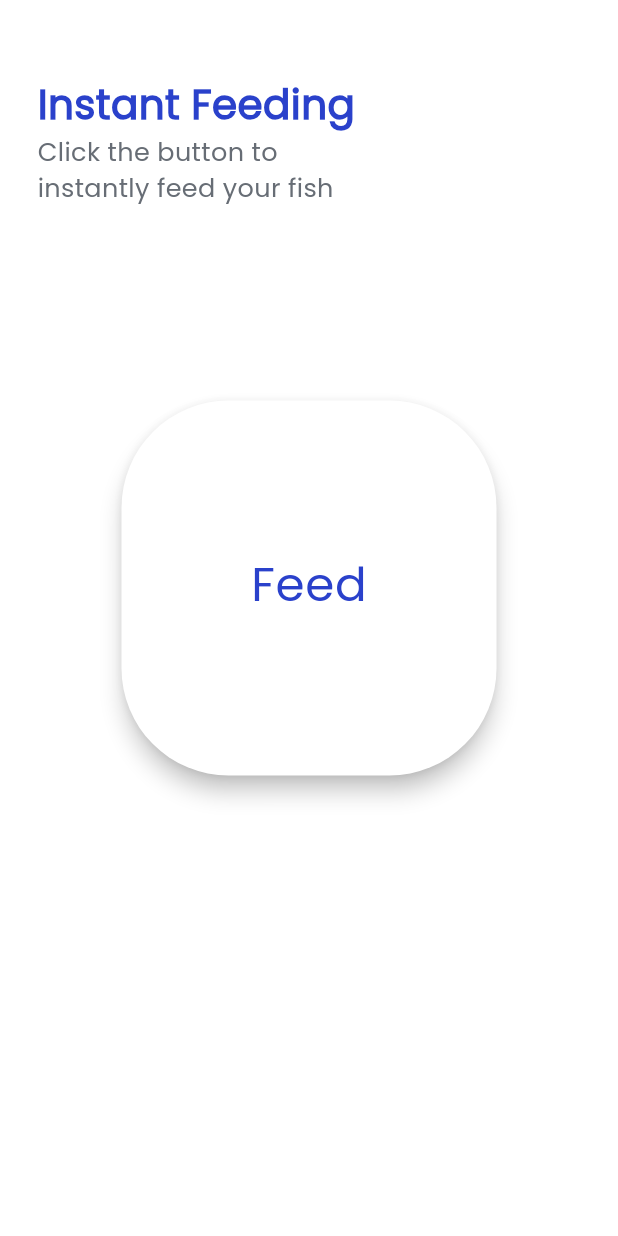
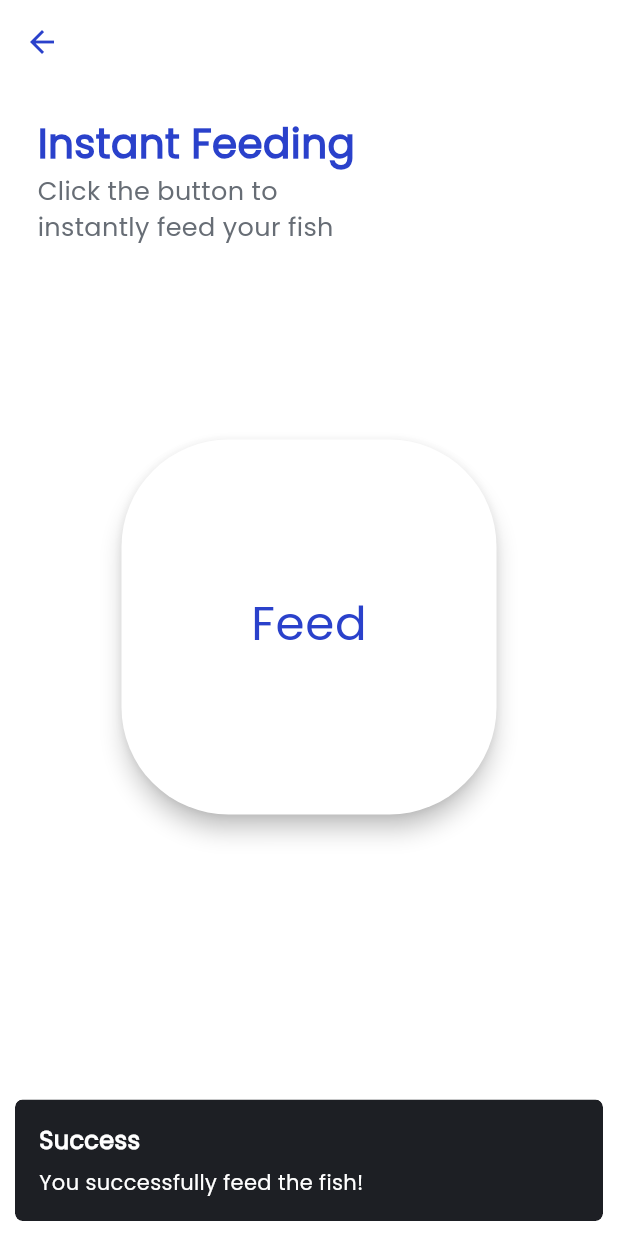
Before and after one commit to JNazrin/aquafeed-app, a Flutter app: the InstantFeeding screen opened directly, after a tap on "Feed", on a phone screen of 412 x 824 dp. Run offline on Flutter 3.47's test engine with Material 3 defaults, Android fonts, the phone set to English and light mode, and no system bars; our stand-ins replace cloud_firestore, connectivity_plus, firebase_auth, firebase_core, firebase_database, get and 2 more; accounts and stored records are empty.

Commit message:
update ph and feed page

```diff
--- /dev/null
+++ b/aquafeed-app/lib/src/features/instant_feeding/controllers/instant_feeding_controller.dart
@@ -0,0 +1,25 @@
+import 'package:aquafeed_app/src/utils/components/snackbar_widget.dart';
+import 'package:cloud_firestore/cloud_firestore.dart';
+import 'package:get/get.dart';
+import 'package:firebase_database/firebase_database.dart';
+
+class InstantFeedingController extends GetxController {
+  static InstantFeedingController get instance => Get.find();
+
+  Future<void> updateFeedNow() async {
+    try {
+      CollectionReference devices = FirebaseFirestore.instance.collection('Devices');
+
+      // Update feednow data to true
+      await devices.doc('nxJA1TcEgKvGQQnsMEi6').update({
+        'feednow': true,
+      });
+
+      // Popup message
+      SnackbarWidget.successSnackBar(title: 'Success', message: 'You successfully feed the fish!');
+    } catch(e) {
+      // Handle errors
+      print('Error updating data: $e');
+    }
+  }
+}
--- a/aquafeed-app/lib/src/features/instant_feeding/pages/instant_feeding_screen.dart
+++ b/aquafeed-app/lib/src/features/instant_feeding/pages/instant_feeding_screen.dart
@@ -1,21 +1,41 @@
+import 'package:aquafeed_app/src/features/history_feeding/controllers/add_history_controller.dart';
+import 'package:aquafeed_app/src/features/home/pages/home_screen.dart';
 import 'package:flutter/material.dart';
 import 'package:aquafeed_app/src/utils/constants/colors.dart';
+import 'package:aquafeed_app/src/features/instant_feeding/controllers/instant_feeding_controller.dart';
+import 'package:get/get.dart';
 
 class InstantFeeding extends StatelessWidget {
-  const InstantFeeding({super.key});
 
   @override
   Widget build(BuildContext context) {
+
+    final controller = Get.put(InstantFeedingController());
+    final controller2 = Get.put(AddHistoryController());
+
     return Scaffold(
+      appBar: AppBar(
+        leading: BackButton(
+          color: primaryColor,
+          onPressed: () {
+            // Navigate to the desired page
+            Navigator.push(context, MaterialPageRoute(builder: (context) => const Home()));
+          },
+        ),
+        backgroundColor: whiteColor,
+        elevation: 0,
+      ),
       body: SafeArea(
         child: SingleChildScrollView(
           child: Padding(
-            padding: EdgeInsets.fromLTRB(25, 50, 25, 0),
+            padding: const EdgeInsets.fromLTRB(25, 20, 25, 0),
+            child: Form(
+              key: controller2.addHistoryFormKey,
               child: Column(
                 crossAxisAlignment: CrossAxisAlignment.start,
                 children: [
                   // Title page
-                Text(
+                  const Text(
                     'Instant Feeding',
                     style: TextStyle(
                       color: primaryColor,
@@ -25,7 +45,7 @@ class InstantFeeding extends StatelessWidget {
                   ),
 
                   // Sub title
-                Text(
+                  const Text(
                     'Click the button to\ninstantly feed your fish',
                     style: TextStyle(
                       color: textColor2,
@@ -33,7 +53,7 @@ class InstantFeeding extends StatelessWidget {
                     ),
                   ),
 
-                SizedBox(height: 130),
+                  const SizedBox(height: 130),
 
                   // feed button
                   Row(
@@ -45,8 +65,12 @@ class InstantFeeding extends StatelessWidget {
                         child: FittedBox(
                           child: FloatingActionButton(
                             backgroundColor: whiteColor,
-                          onPressed: () {},
-                          child: Text(
+                            onPressed: () {
+                              controller.updateFeedNow();
+                              controller2.addHistoryController();
+                            },
+                            // onPressed: () => controller.updateFeedNow(),
+                            child: const Text(
                               'Feed',
                               style: TextStyle(
                                 color: primaryColor,
@@ -63,6 +87,7 @@ class InstantFeeding extends StatelessWidget {
             ),
           ),
         ),
+      ),
     );
   }
 }
```
Also changed, not shown: aquafeed-app/lib/src/features/ph_level/pages/ph_screen.dart (+15 -2 lines). Lines whose indentation alone changed are shown as unchanged.
